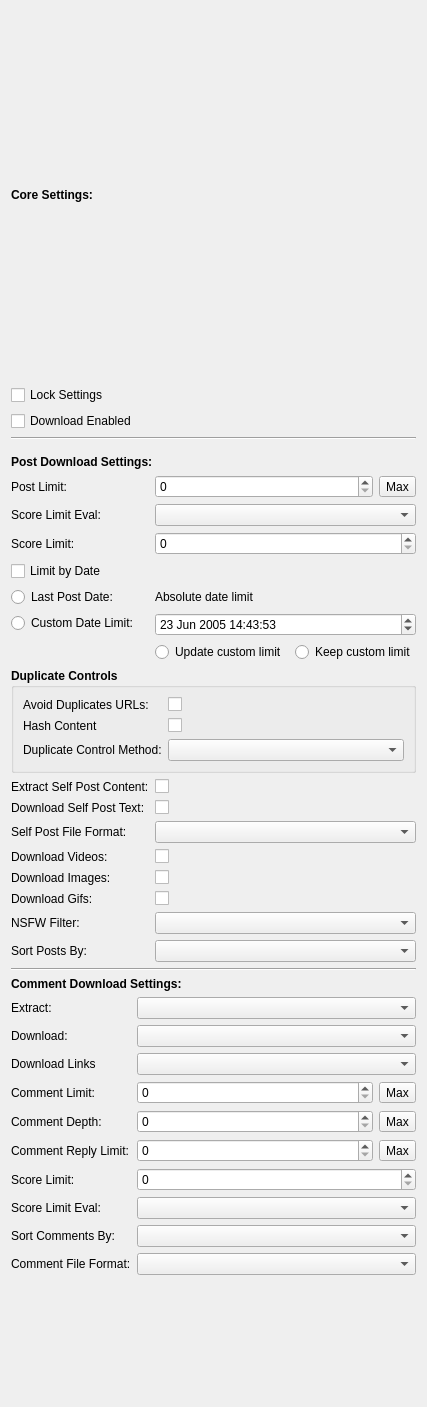
Old version of the form Resources/ui_files/widgets/object_settings_widget.ui in the repository tryitandsee/DownloaderForReddit.
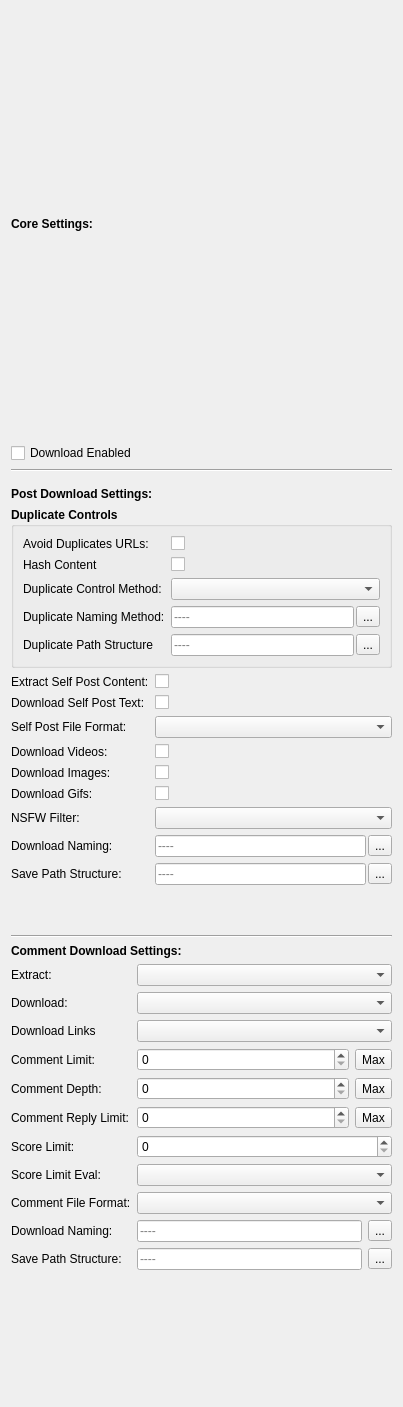
New version of the form.

Commit message: fix(gui): restore output naming fields, remove dead per-object settings

```diff
--- a/Resources/ui_files/widgets/object_settings_widget.ui
+++ b/Resources/ui_files/widgets/object_settings_widget.ui
@@ -37,19 +37,6 @@
          </property>
         </widget>
        </item>
-       <item>
-        <widget class="QCheckBox" name="lock_settings_checkbox">
-         <property name="toolTip">
-          <string>When checked, the settings in this window will not be overwritten due to changes in the main settings window</string>
-         </property>
-         <property name="layoutDirection">
-          <enum>Qt::LeftToRight</enum>
-         </property>
-         <property name="text">
-          <string>Lock Settings</string>
-         </property>
-        </widget>
-       </item>
        <item>
         <widget class="QCheckBox" name="enable_download_checkbox">
          <property name="text">
@@ -91,134 +78,6 @@
          </property>
         </widget>
        </item>
-       <item row="3" column="0">
-        <widget class="QLabel" name="label_7">
-         <property name="text">
-          <string>Post Limit:</string>
-         </property>
-        </widget>
-       </item>
-       <item row="3" column="1">
-        <layout class="QHBoxLayout" name="horizontalLayout_3">
-         <item>
-          <widget class="QSpinBox" name="post_limit_spinbox">
-           <property name="maximum">
-            <number>1000</number>
-           </property>
-          </widget>
-         </item>
-         <item>
-          <widget class="QToolButton" name="post_limit_max_button">
-           <property name="text">
-            <string>Max</string>
-           </property>
-          </widget>
-         </item>
-        </layout>
-       </item>
-       <item row="4" column="0">
-        <widget class="QLabel" name="label_11">
-         <property name="text">
-          <string>Score Limit Eval:</string>
-         </property>
-        </widget>
-       </item>
-       <item row="4" column="1">
-        <widget class="QComboBox" name="score_limit_operator_combo"/>
-       </item>
-       <item row="5" column="0">
-        <widget class="QLabel" name="label_9">
-         <property name="text">
-          <string>Score Limit:</string>
-         </property>
-        </widget>
-       </item>
-       <item row="5" column="1">
-        <widget class="QSpinBox" name="score_limit_spinbox">
-         <property name="maximum">
-          <number>10000000</number>
-         </property>
-        </widget>
-       </item>
-       <item row="7" column="0">
-        <widget class="QCheckBox" name="limit_date_checkbox">
-         <property name="layoutDirection">
-          <enum>Qt::LeftToRight</enum>
-         </property>
-         <property name="text">
-          <string>Limit by Date</string>
-         </property>
-        </widget>
-       </item>
-       <item row="8" column="0">
-        <widget class="QRadioButton" name="absolute_date_limit_radio">
-         <property name="text">
-          <string>Last Post Date:</string>
-         </property>
-        </widget>
-       </item>
-       <item row="8" column="1">
-        <widget class="QLabel" name="absolute_date_limit_label">
-         <property name="text">
-          <string>Absolute date limit</string>
-         </property>
-        </widget>
-       </item>
-       <item row="9" column="0">
-        <widget class="QRadioButton" name="custom_date_limit_radio">
-         <property name="text">
-          <string>Custom Date Limit:</string>
-         </property>
-        </widget>
-       </item>
-       <item row="9" column="1">
-        <widget class="QDateTimeEdit" name="custom_date_limit_edit">
-         <property name="dateTime">
-          <datetime>
-           <hour>14</hour>
-           <minute>43</minute>
-           <second>53</second>
-           <year>2005</year>
-           <month>6</month>
-           <day>23</day>
-          </datetime>
-         </property>
-         <property name="minimumDateTime">
-          <datetime>
-           <hour>12</hour>
-           <minute>0</minute>
-           <second>0</second>
-           <year>2005</year>
-           <month>6</month>
-           <day>1</day>
-          </datetime>
-         </property>
-        </widget>
-       </item>
-       <item row="10" column="1">
-        <layout class="QHBoxLayout" name="horizontalLayout_10">
-         <item>
-          <widget class="QRadioButton" name="update_custom_date_limit_radio">
-           <property name="toolTip">
-            <string>&lt;html&gt;&lt;head/&gt;&lt;body&gt;&lt;p&gt;The custom date limit will be overridden upon the first download to the date of the latest extracted post&lt;/p&gt;&lt;/body&gt;&lt;/html&gt;</string>
-           </property>
-           <property name="text">
-            <string>Update custom limit </string>
-           </property>
-          </widget>
-         </item>
-         <item>
-          <widget class="QRadioButton" name="do_not_update_custom_date_limit_radio">
-           <property name="toolTip">
-            <string>&lt;html&gt;&lt;head/&gt;&lt;body&gt;&lt;p&gt;&lt;a name=&quot;inside&quot;/&gt;The custom date limit will not be overridden. This will result in slightly longer download times for repeat downloads.&lt;/p&gt;&lt;/body&gt;&lt;/html&gt;</string>
-           </property>
-           <property name="text">
-            <string>Keep custom limit</string>
-           </property>
-          </widget>
-         </item>
-        </layout>
-       </item>
        <item row="14" column="0">
         <widget class="QLabel" name="label_30">
          <property name="text">
@@ -309,15 +168,67 @@
        <item row="20" column="1">
         <widget class="QComboBox" name="nsfw_filter_combo"/>
        </item>
-       <item row="21" column="0">
-        <widget class="QLabel" name="label_16">
+       <item row="22" column="0">
+        <widget class="QLabel" name="post_download_naming_label">
          <property name="text">
-          <string>Sort Posts By:</string>
+          <string>Download Naming:</string>
          </property>
         </widget>
        </item>
-       <item row="21" column="1">
-        <widget class="QComboBox" name="post_sort_combo"/>
+       <item row="22" column="1">
+        <layout class="QHBoxLayout" name="horizontalLayout_2">
+         <property name="spacing">
+          <number>2</number>
+         </property>
+         <item>
+          <widget class="QLineEdit" name="post_download_naming_line_edit">
+           <property name="placeholderText">
+            <string>----</string>
+           </property>
+          </widget>
+         </item>
+         <item>
+          <widget class="QToolButton" name="post_download_naming_available_tokens_button">
+           <property name="toolTip">
+            <string>See available tokens</string>
+           </property>
+           <property name="text">
+            <string>...</string>
+           </property>
+          </widget>
+         </item>
+        </layout>
+       </item>
+       <item row="23" column="0">
+        <widget class="QLabel" name="post_save_structure_label">
+         <property name="text">
+          <string>Save Path Structure:</string>
+         </property>
+        </widget>
+       </item>
+       <item row="23" column="1">
+        <layout class="QHBoxLayout" name="horizontalLayout_5">
+         <property name="spacing">
+          <number>2</number>
+         </property>
+         <item>
+          <widget class="QLineEdit" name="post_save_path_structure_line_edit">
+           <property name="placeholderText">
+            <string>----</string>
+           </property>
+          </widget>
+         </item>
+         <item>
+          <widget class="QToolButton" name="post_save_structure_available_tokens_button">
+           <property name="toolTip">
+            <string>See available tokens</string>
+           </property>
+           <property name="text">
+            <string>...</string>
+           </property>
+          </widget>
+         </item>
+        </layout>
        </item>
        <item row="11" column="0" colspan="2">
         <widget class="QGroupBox" name="duplicate_controls_groupbox">
@@ -414,6 +325,110 @@
               </property>
              </widget>
             </item>
+            <item row="3" column="0">
+             <widget class="QLabel" name="duplicate_naming_method_label">
+              <property name="font">
+               <font>
+                <weight>50</weight>
+                <bold>false</bold>
+               </font>
+              </property>
+              <property name="toolTip">
+               <string>&lt;html&gt;&lt;head/&gt;&lt;body&gt;&lt;p&gt;When the duplicate control method is MOVE, this pattern will be used to rename duplicates. (Match to download naming to keep the original post name)&lt;/p&gt;&lt;/body&gt;&lt;/html&gt;</string>
+              </property>
+              <property name="text">
+               <string>Duplicate Naming Method:</string>
+              </property>
+             </widget>
+            </item>
+            <item row="3" column="1">
+             <layout class="QHBoxLayout" name="duplicate_naming_method_layout">
+              <property name="spacing">
+               <number>2</number>
+              </property>
+              <item>
+               <widget class="QLineEdit" name="duplicate_naming_line_edit">
+                <property name="font">
+                 <font>
+                  <weight>50</weight>
+                  <bold>false</bold>
+                 </font>
+                </property>
+                <property name="placeholderText">
+                 <string>----</string>
+                </property>
+               </widget>
+              </item>
+              <item>
+               <widget class="QToolButton" name="duplicate_naming_available_tokens_button">
+                <property name="font">
+                 <font>
+                  <weight>50</weight>
+                  <bold>false</bold>
+                 </font>
+                </property>
+                <property name="toolTip">
+                 <string>See available tokens</string>
+                </property>
+                <property name="text">
+                 <string>...</string>
+                </property>
+               </widget>
+              </item>
+             </layout>
+            </item>
+            <item row="4" column="0">
+             <widget class="QLabel" name="duplicate_save_structure_label">
+              <property name="font">
+               <font>
+                <weight>50</weight>
+                <bold>false</bold>
+               </font>
+              </property>
+              <property name="toolTip">
+               <string>&lt;html&gt;&lt;head/&gt;&lt;body&gt;&lt;p&gt;When the duplicate control method is MOVE, this pattern will be used to structure the path the duplicates are moved to.&lt;/p&gt;&lt;/body&gt;&lt;/html&gt;</string>
+              </property>
+              <property name="text">
+               <string>Duplicate Path Structure</string>
+              </property>
+             </widget>
+            </item>
+            <item row="4" column="1">
+             <layout class="QHBoxLayout" name="duplicate_save_structure_layout">
+              <property name="spacing">
+               <number>2</number>
+              </property>
+              <item>
+               <widget class="QLineEdit" name="duplicate_save_structure_line_edit">
+                <property name="font">
+                 <font>
+                  <weight>50</weight>
+                  <bold>false</bold>
+                 </font>
+                </property>
+                <property name="placeholderText">
+                 <string>----</string>
+                </property>
+               </widget>
+              </item>
+              <item>
+               <widget class="QToolButton" name="duplicate_save_structure_available_tokens_button">
+                <property name="font">
+                 <font>
+                  <weight>50</weight>
+                  <bold>false</bold>
+                 </font>
+                </property>
+                <property name="toolTip">
+                 <string>See available tokens</string>
+                </property>
+                <property name="text">
+                 <string>...</string>
+                </property>
+               </widget>
+              </item>
+             </layout>
+            </item>
            </layout>
           </item>
          </layout>
@@ -575,16 +590,6 @@
        <item row="9" column="1">
         <widget class="QComboBox" name="comment_score_operator_combo"/>
        </item>
-       <item row="10" column="0">
-        <widget class="QLabel" name="label_18">
-         <property name="text">
-          <string>Sort Comments By:</string>
-         </property>
-        </widget>
-       </item>
-       <item row="10" column="1">
-        <widget class="QComboBox" name="comment_sort_combo"/>
-       </item>
        <item row="13" column="0">
         <widget class="QLabel" name="label_2">
          <property name="text">
@@ -595,6 +600,62 @@
        <item row="13" column="1">
         <widget class="QComboBox" name="comment_file_format_combo"/>
        </item>
+       <item row="14" column="0">
+        <widget class="QLabel" name="comment_download_naming_label">
+         <property name="text">
+          <string>Download Naming:</string>
+         </property>
+        </widget>
+       </item>
+       <item row="14" column="1">
+        <layout class="QHBoxLayout" name="horizontalLayout_6">
+         <item>
+          <widget class="QLineEdit" name="comment_download_naming_line_edit">
+           <property name="placeholderText">
+            <string>----</string>
+           </property>
+          </widget>
+         </item>
+         <item>
+          <widget class="QToolButton" name="comment_download_naming_available_tokens_button">
+           <property name="toolTip">
+            <string>See available tokens</string>
+           </property>
+           <property name="text">
+            <string>...</string>
+           </property>
+          </widget>
+         </item>
+        </layout>
+       </item>
+       <item row="15" column="0">
+        <widget class="QLabel" name="comment_save_structure_label">
+         <property name="text">
+          <string>Save Path Structure:</string>
+         </property>
+        </widget>
+       </item>
+       <item row="15" column="1">
+        <layout class="QHBoxLayout" name="horizontalLayout_7">
+         <item>
+          <widget class="QLineEdit" name="comment_save_path_structure_line_edit">
+           <property name="placeholderText">
+            <string>----</string>
+           </property>
+          </widget>
+         </item>
+         <item>
+          <widget class="QToolButton" name="comment_save_structure_available_tokens_button">
+           <property name="toolTip">
+            <string>See available tokens</string>
+           </property>
+           <property name="text">
+            <string>...</string>
+           </property>
+          </widget>
+         </item>
+        </layout>
+       </item>
       </layout>
      </item>
     </layout>
```
The commit also changes 19 other files.
